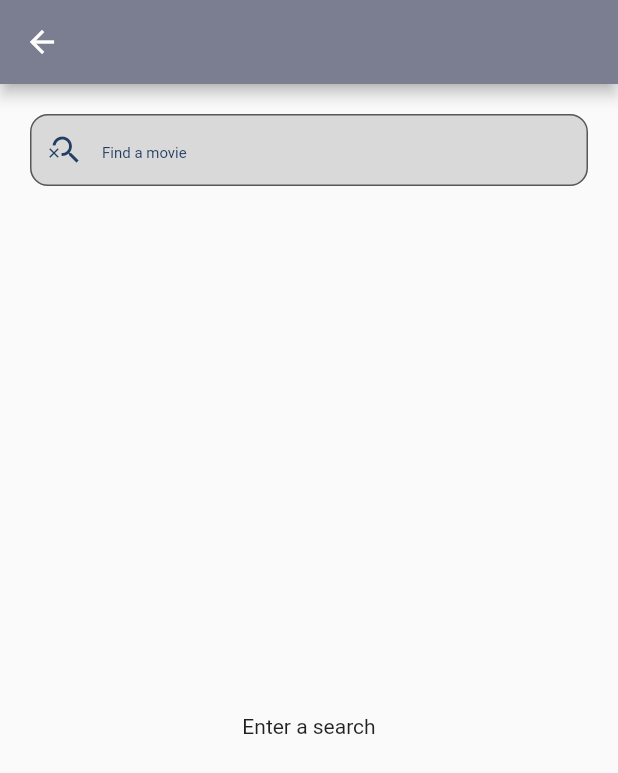
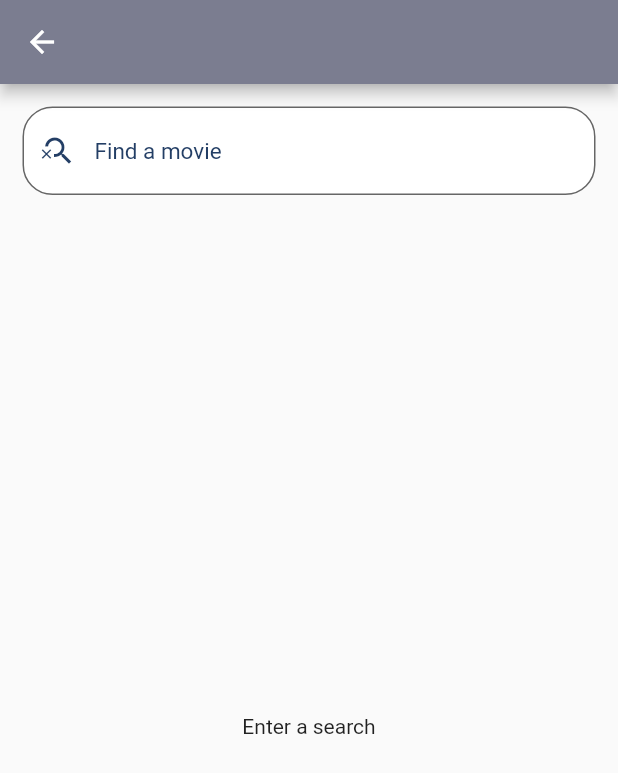
Before and after one commit to raczynskaannamaria/movies_books, a Flutter app: the SearchPage screen opened directly, on a phone screen of 412 x 824 dp. Shown: the top 773 px of the screen. Run offline on Flutter 3.47's test engine with Material 2 defaults, Android fonts, the light colour scheme and no system bars; our stand-ins replace bloc, cached_network_image, cloud_firestore, dartz, dio, equatable and 9 more; missing offline and left inert: flutterfire_ui; accounts and stored records are empty; generated files the repository leaves out were written again.

Commit message:
Apply small corrections

```diff
--- a/lib/core/util/api_constants.dart
+++ b/lib/core/util/api_constants.dart
@@ -12,6 +12,6 @@ class ApiConstants {
       'https://api.themoviedb.org/3/movie/top_rated?api_key=2e0db4bf985c85cdfdecd37bb37b42ec';
   static const String upcoming_URL =
       'https://api.themoviedb.org/3/movie/upcoming?api_key=2e0db4bf985c85cdfdecd37bb37b42ec';
-  static String image_URL =
-      'https://image.tmdb.org/t/p/w500/';
+  static String image_URL(String path) =>
+      'https://image.tmdb.org/t/p/w500$path';
 }
--- a/lib/core/widgets/image_container.dart
+++ b/lib/core/widgets/image_container.dart
@@ -5,9 +5,11 @@ import 'package:movies_books/core/resources/app_colors.dart';
 import 'package:shimmer/shimmer.dart';
 
 class ImageContainer extends StatelessWidget {
-  const ImageContainer({Key? key, required this.image_URL}) : super(key: key);
+  const ImageContainer({Key? key, required this.image_URL, required this.rate})
+      : super(key: key);
 
   final String image_URL;
+  final double rate;
 
   @override
   Widget build(BuildContext context) {
@@ -42,7 +44,7 @@ class ImageContainer extends StatelessWidget {
                   borderRadius: BorderRadius.circular(4.0),
                 ),
                 child: Text(
-                  '9.0',
+                  '$rate',
                   style: TextStyle(color: Colors.white),
                 ),
               ),
--- a/lib/presentation/movie/pages/search_page.dart
+++ b/lib/presentation/movie/pages/search_page.dart
@@ -1,6 +1,6 @@
 import 'package:flutter/material.dart';
 import 'package:movies_books/core/resources/app_colors.dart';
-import 'package:movies_books/presentation/movie/pages/search_result.dart';
+import 'package:movies_books/core/widgets/search_result.dart';
 
 class SearchPage extends StatefulWidget {
   const SearchPage({Key? key}) : super(key: key);
@@ -20,20 +20,20 @@ class _SearchPageState extends State<SearchPage> {
       body: Column(
         children: [
           Padding(
-            padding: EdgeInsets.all(20),
+            padding: EdgeInsets.all(15),
             child: TextField(
               controller: _searchController,
               decoration: const InputDecoration(
                 border: OutlineInputBorder(
                   borderRadius: BorderRadius.all(
-                    Radius.circular(12),
+                    Radius.circular(20),
                   ),
                 ),
-                contentPadding: EdgeInsets.symmetric(vertical: 10),
+                contentPadding: EdgeInsets.symmetric(vertical: 20),
                 filled: true,
-                fillColor: AppColor.alto,
+                fillColor: Colors.white,
                 hintText: 'Find a movie',
-                hintStyle: TextStyle(color: AppColor.cello, fontSize: 10),
+                hintStyle: TextStyle(color: AppColor.cello, fontSize: 15),
                 prefixIcon:
                     Icon(Icons.search_off_outlined, color: AppColor.cello),
               ),
--- a/pubspec.yaml
+++ b/pubspec.yaml
@@ -52,6 +52,7 @@ dependencies:
   google_fonts: ^4.0.4
   shimmer: ^3.0.0
   cached_network_image: ^3.2.3
+  carousel_slider: ^4.2.1
 
 
 dev_dependencies:
```
Also changed, not shown: lib/core/widgets/title_section.dart (+4 -4 lines), pubspec.lock.
